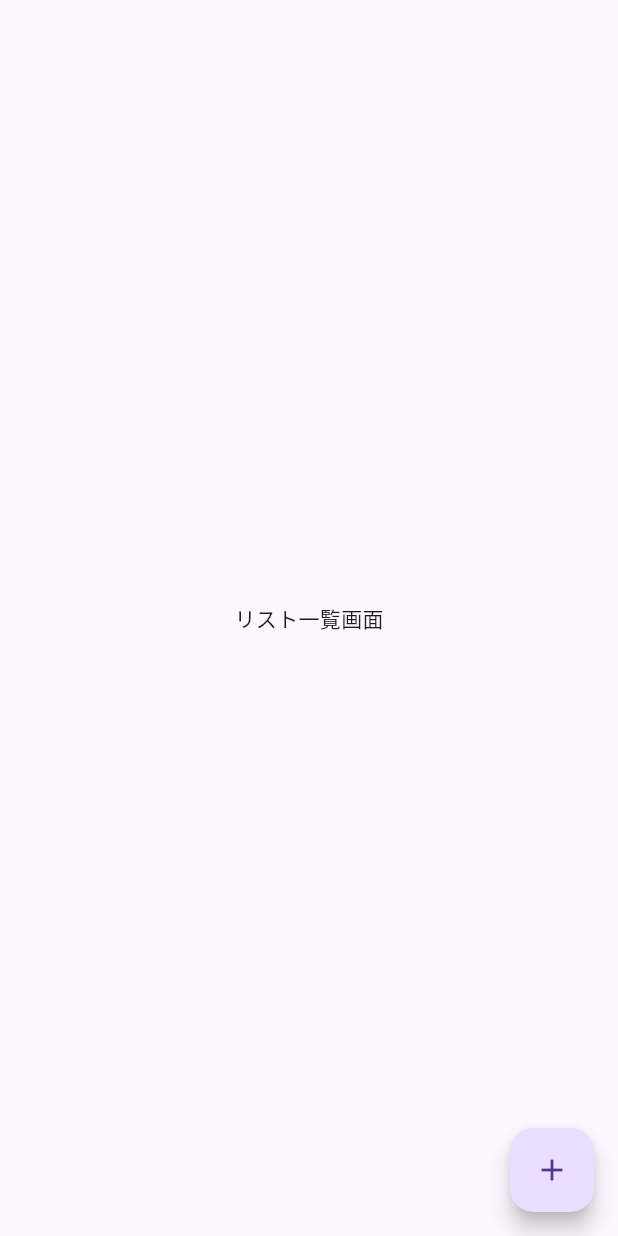
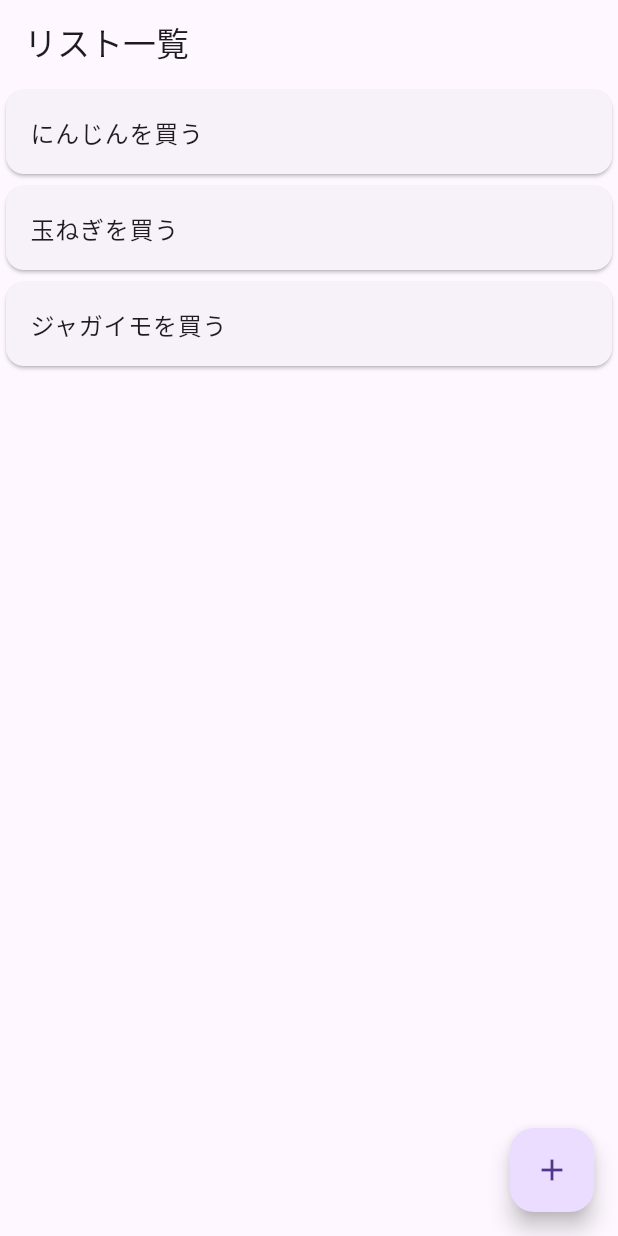
Before and after one commit to ryuprogrammer/testApp, a Flutter app: the screen it shows after launch, on a phone screen of 412 x 824 dp. Run offline on Flutter 3.47's test engine with Material 3 defaults, Android fonts, the phone set to English and light mode, and no system bars.

Commit message:
Listを使用してUIを実装

```diff
--- a/testtodoapp/lib/main.dart
+++ b/testtodoapp/lib/main.dart
@@ -27,8 +27,31 @@ class TodoListPage extends StatelessWidget {
   @override
   Widget build(BuildContext context) {
     return Scaffold(
-      body: Center(
-        child: Text('リスト一覧画面'),
+      appBar: AppBar(
+        title: Text('リスト一覧'),
+      ),
+
+      body: ListView(
+        children: <Widget>[
+          // CardとListを使用して、簡単に整ったUIを作成
+          Card(
+            child: ListTile(
+              title: Text('にんじんを買う'),
+            ),
+          ),
+
+          Card(
+            child: ListTile(
+              title: Text('玉ねぎを買う'),
+            ),
+          ),
+
+          Card(
+            child: ListTile(
+              title: Text('ジャガイモを買う'),
+            ),
+          ),
+        ],
       ),
 
       floatingActionButton: FloatingActionButton(
```
